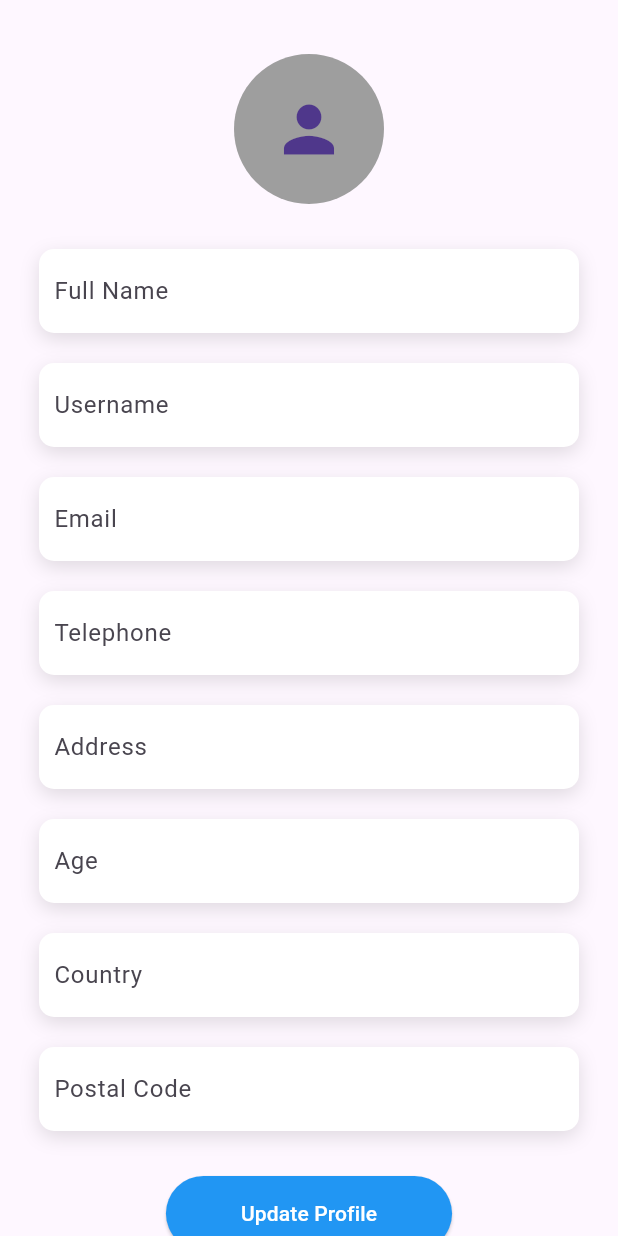
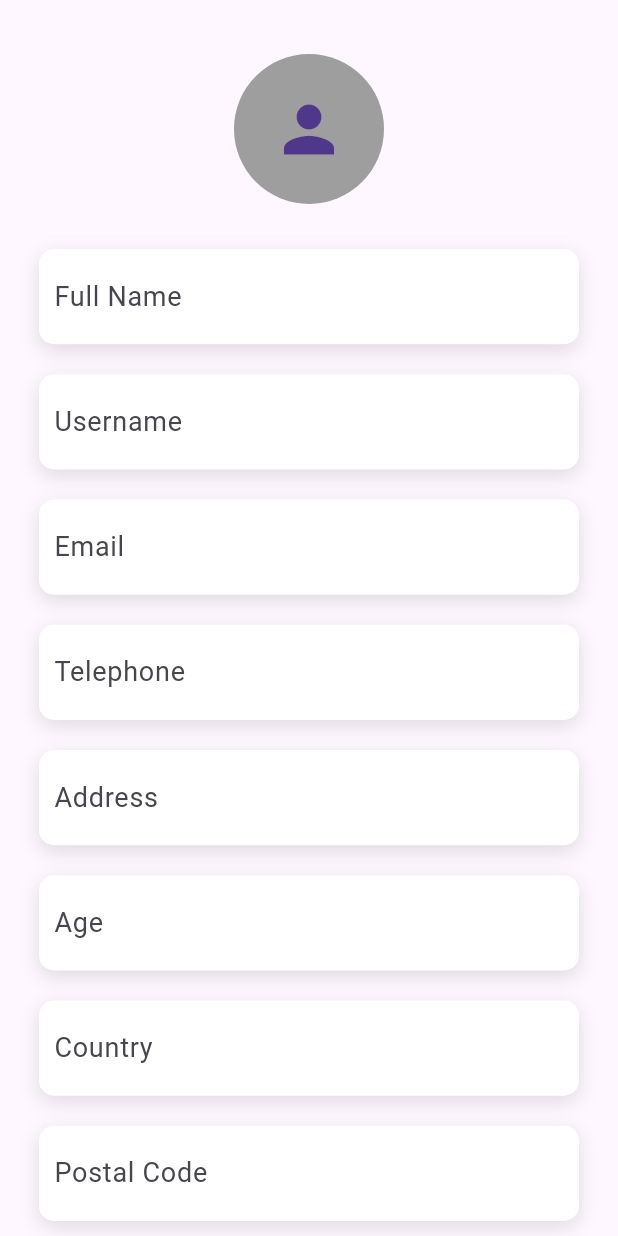
Before and after one commit to PramodLakmal/visioncart, a Flutter app: the EditProfile screen opened directly, on a phone screen of 412 x 824 dp. Run offline on Flutter 3.47's test engine with Material 3 defaults, Android fonts, the phone set to English and light mode, and no system bars; our stand-ins replace cloud_firestore, firebase_auth, firebase_core, firebase_storage, flutter_tts, google_sign_in and 2 more; accounts and stored records are empty; network calls fail.

Commit message:
Update button and text field styles in edit_profile.dart and profile_page.dart

```diff
--- a/lib/Login SignUp/Screen/edit_profile.dart
+++ b/lib/Login SignUp/Screen/edit_profile.dart
@@ -158,7 +158,7 @@ class _ProfilePageState extends State<EditProfile> {
                       const EdgeInsets.symmetric(horizontal: 50, vertical: 15),
                   foregroundColor: Colors.white,
                 ),
-                child: const Text('Update Profile'),
+                child: const Text('Update Profile', style: TextStyle(fontSize: 20)),
               ),
               const SizedBox(height: 20),
               ElevatedButton(
@@ -198,7 +198,7 @@ class _ProfilePageState extends State<EditProfile> {
                       const EdgeInsets.symmetric(horizontal: 50, vertical: 15),
                   foregroundColor: Colors.white,
                 ),
-                child: const Text('Delete Profile'),
+                child: const Text('Delete Profile', style: TextStyle(fontSize: 20)),
               ),
             ],
           ),
@@ -224,8 +224,10 @@ class _ProfilePageState extends State<EditProfile> {
       ),
       child: TextField(
         controller: controller,
+        style: const TextStyle(fontSize: 20),
         decoration: InputDecoration(
           labelText: labelText,
+          labelStyle: const TextStyle(fontSize: 18),
           border: InputBorder.none,
         ),
       ),
--- a/lib/Login SignUp/Screen/login.dart
+++ b/lib/Login SignUp/Screen/login.dart
@@ -68,7 +68,7 @@ class _SignupScreenState extends State<LoginScreen> {
           children: [
             SizedBox(
               height: height / 2.7,
-              child: Image.asset('assets/images/login.jpg'),
+              child: Image.network('https://firebasestorage.googleapis.com/v0/b/visioncart-5e1b8.appspot.com/o/Login%20and%20SignUp%2FUntitled%20design%20(12).jpg?alt=media&token=52037aa3-ffe9-4e95-ac8d-1fc22ff6f344'),
             ),
             TextFieldInput(
                 icon: Icons.person,
```
Also changed, not shown: lib/Login SignUp/Screen/profile_page.dart (+4 -4 lines).
